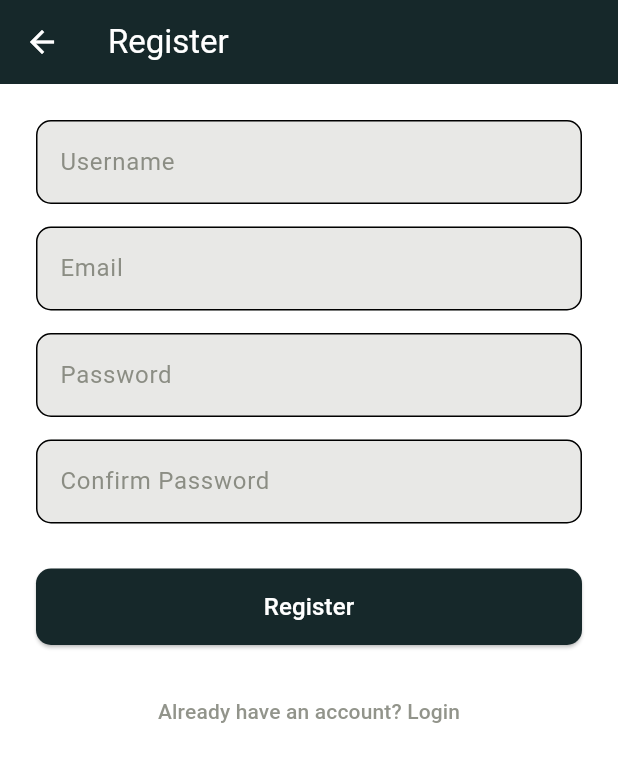
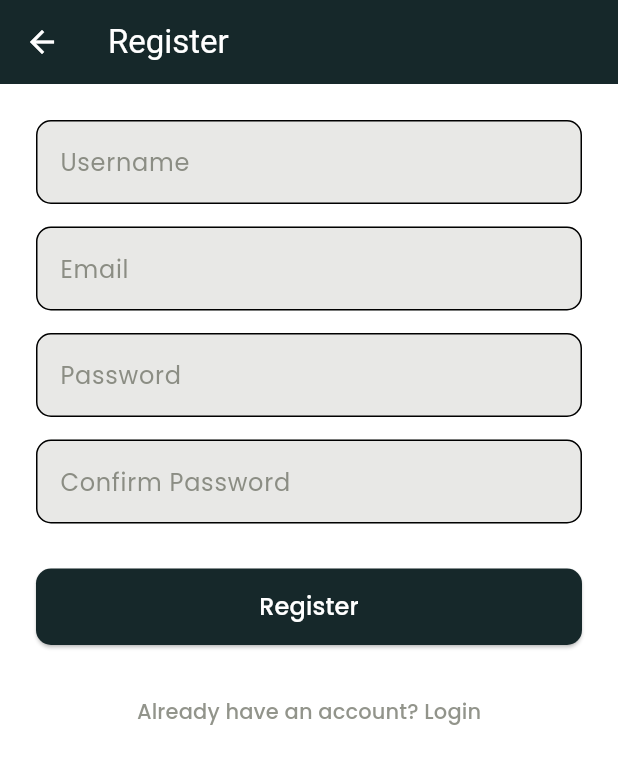
Before and after one commit to shalindri0426/shalindri_flutter, a Flutter app: the screen it shows after launch, after a tap on "Login", after a tap on "Don't have an account? Register", on a phone screen of 412 x 824 dp. Shown: the top 764 px of the screen. Run offline on Flutter 3.47's test engine with Material 3 defaults, Android fonts, the phone set to English and light mode, and no system bars; our stand-ins replace google_fonts.

Commit message:
font change

```diff
--- a/lib/screens/login_screen.dart
+++ b/lib/screens/login_screen.dart
@@ -1,4 +1,5 @@
 import 'package:flutter/material.dart';
+import 'package:google_fonts/google_fonts.dart';
 //import 'package:luxe_living/screens/home_screen.dart';
 import 'package:luxe_living/screens/register_screen.dart';
 import 'package:luxe_living/screens/main_appscreen.dart';
@@ -47,7 +48,7 @@ class _LoginPageState extends State<LoginPage> {
                 // Logo or Title
                 Text(
                   'LUXE – LIVING',
-                  style: TextStyle(
+                  style: GoogleFonts.poppins(
                     fontSize: 32,
                     fontWeight: FontWeight.bold,
                     color: primaryColor,
@@ -71,7 +72,7 @@ class _LoginPageState extends State<LoginPage> {
                   keyboardType: TextInputType.emailAddress,
                   validator: (value) =>
                       value != null && value.contains('@') ? null : 'Enter a valid email',
-                  style: TextStyle(color: primaryColor),
+                  style: GoogleFonts.poppins(color: primaryColor),
                 ),
                 const SizedBox(height: 20),
 
@@ -90,7 +91,7 @@ class _LoginPageState extends State<LoginPage> {
                   obscureText: true,
                   validator: (value) =>
                       value != null && value.length >= 6 ? null : 'Password must be 6+ chars',
-                  style: TextStyle(color: primaryColor),
+                  style: GoogleFonts.poppins(color: primaryColor),
                 ),
                 const SizedBox(height: 30),
 
@@ -107,9 +108,9 @@ class _LoginPageState extends State<LoginPage> {
                       ),
                       foregroundColor: onPrimaryColor,
                     ),
-                    child: const Text(
+                    child: Text(
                       'Login',
-                      style: TextStyle(fontSize: 16),
+                      style: GoogleFonts.poppins(fontSize: 16),
                     ),
                   ),
                 ),
@@ -126,7 +127,7 @@ class _LoginPageState extends State<LoginPage> {
                   },
                   child: Text(
                     "Don't have an account? Register",
-                    style: TextStyle(color: secondaryColor),
+                    style: GoogleFonts.poppins(color: secondaryColor),
                   ),
                 ),
               ],
--- a/lib/screens/register_screen.dart
+++ b/lib/screens/register_screen.dart
@@ -1,4 +1,5 @@
 import 'package:flutter/material.dart';
+import 'package:google_fonts/google_fonts.dart';
 import 'login_screen.dart'; // Import your login page
 
 class RegisterPage extends StatefulWidget {
@@ -110,9 +111,9 @@ class _RegisterPageState extends State<RegisterPage> {
                       borderRadius: BorderRadius.circular(10),
                     ),
                   ),
-                  child: const Text(
+                  child: Text(
                     'Register',
-                    style: TextStyle(fontSize: 16),
+                    style: GoogleFonts.poppins(fontSize: 16),
                   ),
                 ),
               ),
@@ -126,7 +127,7 @@ class _RegisterPageState extends State<RegisterPage> {
                 },
                 child: Text(
                   'Already have an account? Login',
-                  style: TextStyle(color: secondaryColor),
+                  style: GoogleFonts.poppins(color: secondaryColor),
                 ),
               ),
             ],
@@ -149,14 +150,14 @@ class _RegisterPageState extends State<RegisterPage> {
       obscureText: obscureText,
       decoration: InputDecoration(
         labelText: label,
-        labelStyle: TextStyle(color: secondaryColor),
+        labelStyle: GoogleFonts.poppins(color: secondaryColor),
         border: OutlineInputBorder(
           borderRadius: BorderRadius.circular(10),
         ),
         filled: true,
         fillColor: theme.cardColor.withOpacity(0.15),
       ),
-      style: TextStyle(color:theme.colorScheme.primary ),
+      style: GoogleFonts.poppins(color:theme.colorScheme.primary ),
       validator: validator,
     );
   }
```
Also changed, not shown: lib/screens/category_products.dart (+4 -3 lines), lib/screens/category_screen.dart (+9 -5 lines), lib/screens/home_screen.dart (+7 -6 lines), lib/screens/product_detail_screen.dart (+11 -7 lines), lib/screens/profile_screen.dart (+5 -4 lines), lib/widgets/trending_products.dart (+4 -3 lines).
